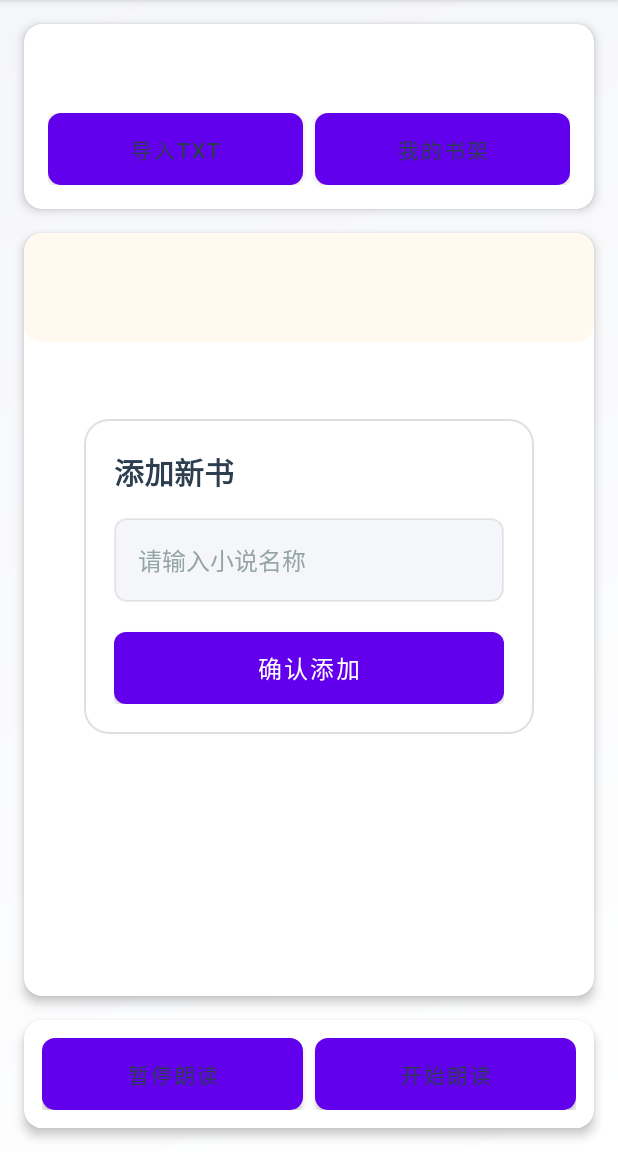
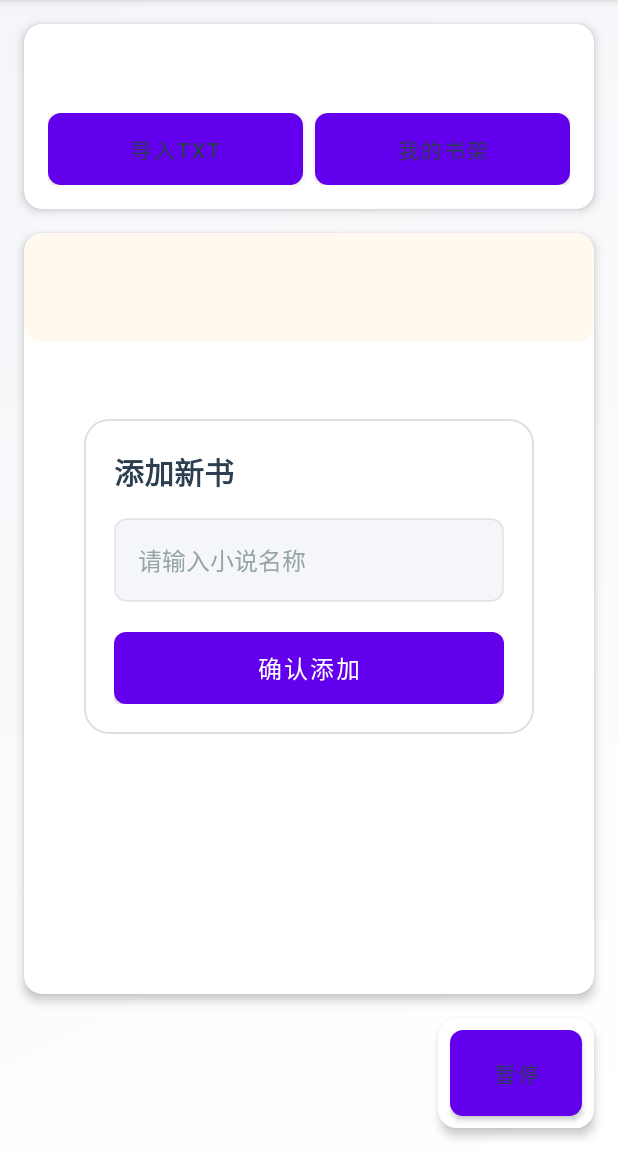
Before and after one commit to DongYangYuWHJ/audioBook, an Android app: the screen it shows after launch (MainActivity), after a tap on "导入TXT", on a phone screen of 412 x 824 dp, the part 84-1236 px from its top. Run offline under Robolectric (Android 15) with nearby library versions, the phone set to English and light mode, and no system bars; libraries missing offline, so code that uses them is left out: org.mozilla.universalchardet; 5 statements that could not run were skipped.

Commit message:
UI略微改进，增加回退功能

```diff
--- a/app/src/main/java/com/k2fsa/sherpa/onnx/MainActivity.kt
+++ b/app/src/main/java/com/k2fsa/sherpa/onnx/MainActivity.kt
@@ -66,7 +66,6 @@ class MainActivity : AppCompatActivity(), MainActivityCallback {
     private val audioQueueRemainder = 6
     private var audioQueueCounter = 0
 //    private
-
     // 维护 index -> filename 的映射，限制最大大小
     private val audioIndexToFileMap = LinkedHashMap<Int, String>(audioQueueRegularSize * 4, 0.75f, true)
     private val audioIndexQueue: Queue<Int> = LinkedList()
@@ -678,32 +677,6 @@ class MainActivity : AppCompatActivity(), MainActivityCallback {
         Log.d("donghuiTitleNew", "" + currentNovelTitle!!.visibility)
     }
 
-    override fun onTtsFinishGneratingCurrentSentence() {
-//        runOnUiThread {
-//            Log.d("TTS", "Finished generating current sentence: ")
-//            currentSentenceIndex++
-//            if (currentSentenceIndex < sentences!!.size) {
-//                while (sentences!![currentSentenceIndex].length == 0) {
-//                    currentSentenceIndex++
-//                    //有些sentence是空的，不知道为什么，之后有时间可以看看，现在先跳过
-//                    Log.d(
-//                        "donghuiSpanSkip",
-//                        "we are skipping " + currentSentenceIndex
-//                    )
-//                }
-//
-//                val novelTitle = currentNovelTitle!!.text as String
-//                saveAudioIndex(novelTitle)
-//
-////                onClickGenerate(currentSentenceIndex)
-//                touchHandler!!.highlightSentence(currentSentenceIndex)
-//                val newScrollY = touchHandler!!.newYScroll
-//                //todo: 之后加个动画，现在一顿一顿的，太卡了
-//                txtContent!!.scrollTo(0, newScrollY - txtContent!!.height / 2)
-//            }
-//        }
-    }
-
     private val scrollPosition = "scroll_position"
     private fun saveScrollPosition(fileName: String, scrollY: Int) {
         val preferences = getSharedPreferences("ReadingHistory", MODE_PRIVATE)
@@ -757,4 +730,25 @@ class MainActivity : AppCompatActivity(), MainActivityCallback {
             }
         }.start()
     }
+
+    override fun onBackPressed() {
+        // 检查当前显示的页面状态
+        when {
+            // 如果书架列表可见，隐藏它并显示主页面
+            recyclerView.visibility == View.VISIBLE -> {
+                recyclerView.visibility = View.INVISIBLE
+                pageNovel.visibility = View.VISIBLE
+            }
+            // 如果标题输入对话框可见，隐藏它并返回主页面
+            findViewById<View>(R.id.layout_novel_title_for_input).visibility == View.VISIBLE -> {
+                findViewById<View>(R.id.layout_novel_title_for_input).visibility = View.INVISIBLE
+                textNovelTitleForInput.setText("") // 清空输入框
+                pageNovel.visibility = View.VISIBLE // 确保主页面可见
+            }
+            // 其他情况，执行默认的返回操作
+            else -> {
+                super.onBackPressed()
+            }
+        }
+    }
 }
--- a/app/src/main/java/com/k2fsa/sherpa/onnx/MainActivityCallback.java
+++ b/app/src/main/java/com/k2fsa/sherpa/onnx/MainActivityCallback.java
@@ -2,6 +2,5 @@ package com.k2fsa.sherpa.onnx;
 
 public interface MainActivityCallback {
     void onButtonClick(String fileName);
-    void onTtsFinishGneratingCurrentSentence();
     void ttsReadWhenLongPress(int integer);
 }
--- a/app/src/main/res/layout/activity_main.xml
+++ b/app/src/main/res/layout/activity_main.xml
@@ -159,40 +159,27 @@
         <!-- 底部工具栏 -->
         <com.google.android.material.card.MaterialCardView
             android:id="@+id/bottom_toolbar"
-            android:layout_width="match_parent"
+            android:layout_width="wrap_content"
             android:layout_height="wrap_content"
             android:layout_margin="16dp"
             app:cardCornerRadius="12dp"
             app:cardElevation="4dp"
-            app:layout_constraintBottom_toBottomOf="parent">
+            app:layout_constraintBottom_toBottomOf="parent"
+            app:layout_constraintRight_toRightOf="parent">
 
-            <LinearLayout
-                android:id="@+id/controls_container"
-                android:layout_width="match_parent"
+            <Button
+                android:id="@+id/buttonPause"
+                android:layout_width="wrap_content"
                 android:layout_height="wrap_content"
-                android:orientation="horizontal"
-                android:padding="12dp"
-                android:gravity="center">
+                android:background="@drawable/control_button"
+                android:text="暂停"
+                android:textColor="@color/text_primary"
+                android:paddingStart="24dp"
+                android:paddingEnd="24dp"
+                android:paddingTop="12dp"
+                android:paddingBottom="12dp"
+                android:layout_margin="8dp"/>
 
-                <Button
-                    android:id="@+id/buttonPause"
-                    android:layout_width="0dp"
-                    android:layout_weight="1"
-                    android:layout_height="wrap_content"
-                    android:layout_marginEnd="8dp"
-                    android:background="@drawable/control_button"
-                    android:text="暂停朗读"
-                    android:textColor="@color/text_primary" />
-
-                <Button
-                    android:id="@+id/buttonSpeak"
-                    android:layout_width="0dp"
-                    android:layout_weight="1"
-                    android:layout_height="wrap_content"
-                    android:background="@drawable/control_button"
-                    android:text="开始朗读"
-                    android:textColor="@color/text_primary" />
-            </LinearLayout>
         </com.google.android.material.card.MaterialCardView>
 
     </androidx.constraintlayout.widget.ConstraintLayout>
```
